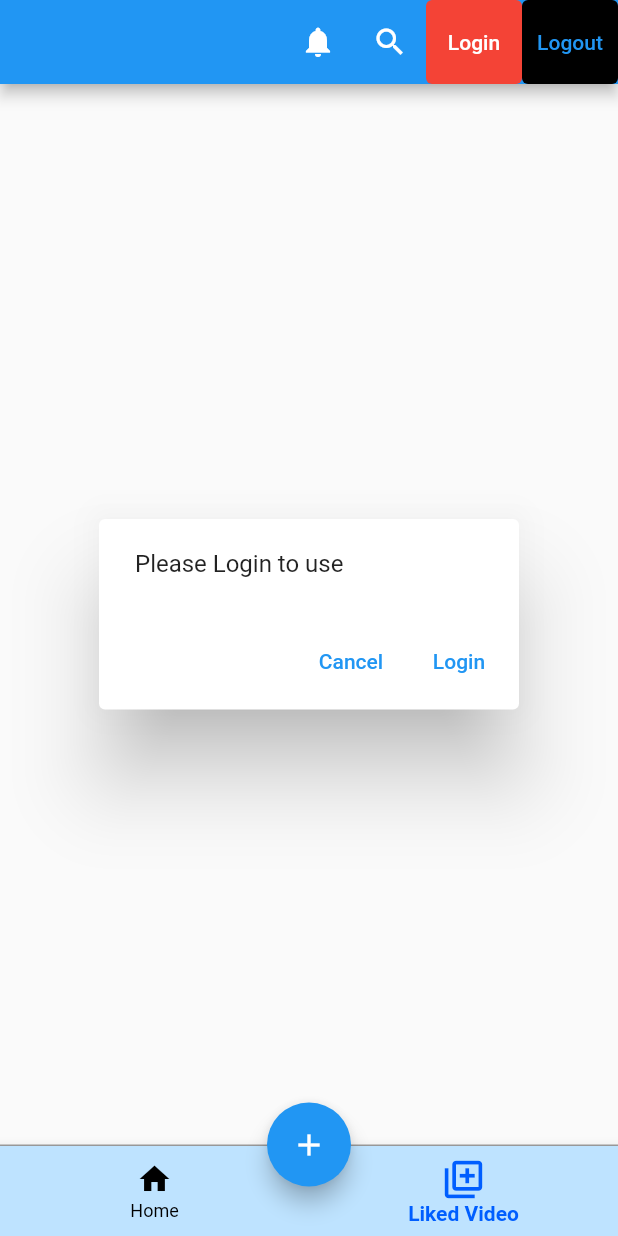
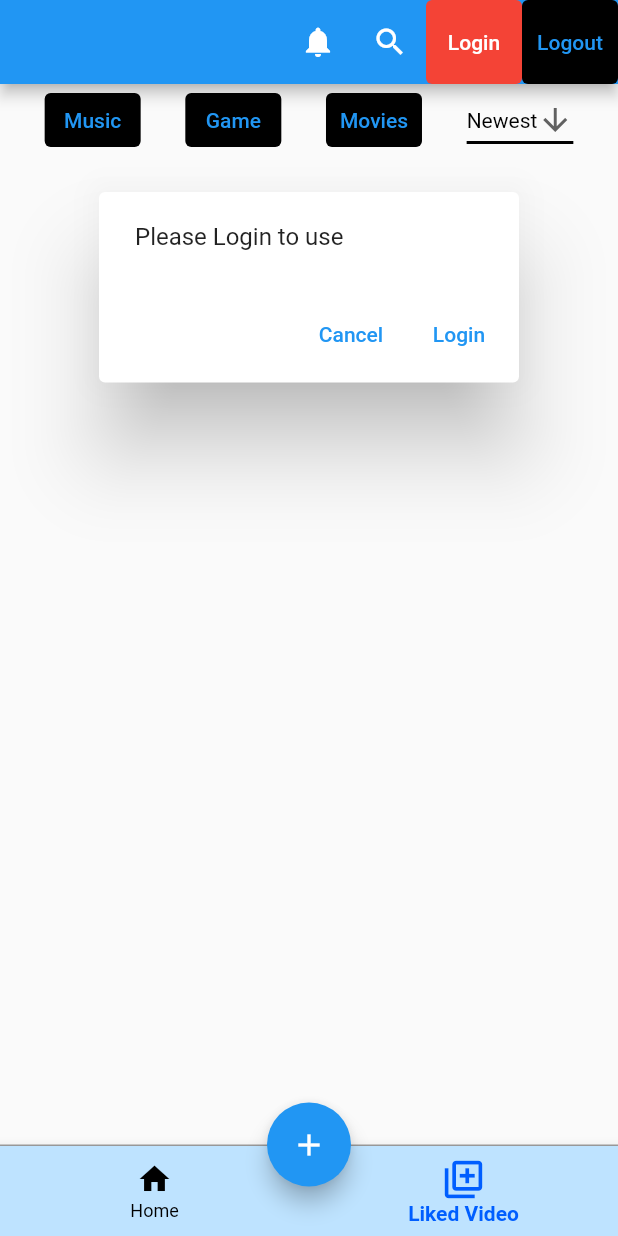
Before and after one commit to duyquan3112/DoAnA_WatchVideoApp, a Flutter app: the screen it shows after launch, item 2 of the bottom bar chosen, on a phone screen of 412 x 824 dp. Run offline on Flutter 3.47's test engine with Material 2 defaults, Android fonts, the phone set to English and light mode, and no system bars; our stand-ins replace another_flushbar, cloud_firestore, date_format, file_picker, firebase_auth, firebase_core and 5 more; missing offline and left inert: avatar_view, comment_box, dart:ffi, slide_popup_dialog_null_safety, video_thumbnail; accounts and stored records are empty.

Commit message:
update sort

```diff
--- a/lib/pages/homePage.dart
+++ b/lib/pages/homePage.dart
@@ -21,6 +21,8 @@ import 'package:slide_popup_dialog_null_safety/slide_popup_dialog.dart'
 import '../widgets/selectFiles.dart';
 import 'package:do_an/pages/musicPage.dart';
 
+const List<String> list = <String>['Newest', 'Oldest', 'Likest'];
+
 class MyHomePage extends StatefulWidget {
   final UserData users;
   final String userId;
@@ -31,6 +33,10 @@ class MyHomePage extends StatefulWidget {
 }
 
 class _MyHomePageState extends State<MyHomePage> {
+  String dropdownValue = list.first;
+  String filter = 'date';
+  bool isDes = false;
+
   late int _selectedIndex;
   File? file;
   UserData? currentUser;
@@ -75,6 +81,8 @@ class _MyHomePageState extends State<MyHomePage> {
   Widget build(BuildContext context) {
     List<Widget> _widgetOptions = [
       listVideo(
+        isDes: isDes,
+        filter: filter,
         users: currentUser,
         userId: userId,
         isLogin: _isLoggedIn,
@@ -148,7 +156,89 @@ class _MyHomePageState extends State<MyHomePage> {
           ),
         ],
       ),
-      body: _selectedIndex == 0
+      body: Column(
+        children: [
+          Row(mainAxisAlignment: MainAxisAlignment.spaceEvenly, children: [
+            TextButton(
+              onPressed: () {
+                Navigator.push(
+                  context,
+                  MaterialPageRoute(
+                      builder: (context) => (MyMusicApp(
+                            users: currentUser,
+                            isLogin: _isLoggedIn,
+                          ))),
+                );
+              },
+              child: Text('Music'),
+              style: ButtonStyle(
+                backgroundColor: MaterialStatePropertyAll<Color>(Colors.black),
+              ),
+            ),
+            TextButton(
+              onPressed: () {
+                Navigator.push(
+                  context,
+                  MaterialPageRoute(
+                      builder: (context) => (MyGameApp(
+                            users: currentUser,
+                            isLogin: _isLoggedIn,
+                          ))),
+                );
+              },
+              child: Text('Game'),
+              style: ButtonStyle(
+                backgroundColor: MaterialStatePropertyAll<Color>(Colors.black),
+              ),
+            ),
+            TextButton(
+              onPressed: () {
+                Navigator.push(
+                  context,
+                  MaterialPageRoute(
+                      builder: (context) => (MyMoviesApp(
+                            users: currentUser,
+                            isLogin: _isLoggedIn,
+                          ))),
+                );
+              },
+              child: Text('Movies'),
+              style: ButtonStyle(
+                backgroundColor: MaterialStatePropertyAll<Color>(Colors.black),
+              ),
+            ),
+            DropdownButton<String>(
+              value: dropdownValue,
+              icon: const Icon(Icons.arrow_downward),
+              elevation: 16,
+              style: const TextStyle(color: Color.fromARGB(255, 0, 0, 0)),
+              underline: Container(
+                height: 2,
+                color: Color.fromARGB(255, 0, 0, 0),
+              ),
+              onChanged: (String? value) {
+                dropdownValue = value!;
+                if (list.indexOf(value) == 0) {
+                  filter = 'date';
+                  isDes = true;
+                } else if (list.indexOf(value) == 1) {
+                  filter = 'date';
+                  isDes = false;
+                } else {
+                  filter = 'likedCount';
+                  isDes = true;
+                }
+                setState(() {});
+              },
+              items: list.map<DropdownMenuItem<String>>((String value) {
+                return DropdownMenuItem<String>(
+                  value: value,
+                  child: Text(value),
+                );
+              }).toList(),
+            ),
+          ]),
+          _selectedIndex == 0
               ? _widgetOptions.elementAt(_selectedIndex)
               : _isLoggedIn
                   ? _widgetOptions.elementAt(_selectedIndex)
@@ -172,6 +262,8 @@ class _MyHomePageState extends State<MyHomePage> {
                                     builder: (context) => signInPage()),
                                 (route) => false);
                           },
+                        ),
+                      ],
                     ),
         ],
       ),
```
Also changed, not shown: lib/pages/listVideoPage.dart (+14 -69 lines). Lines whose indentation alone changed are shown as unchanged.
